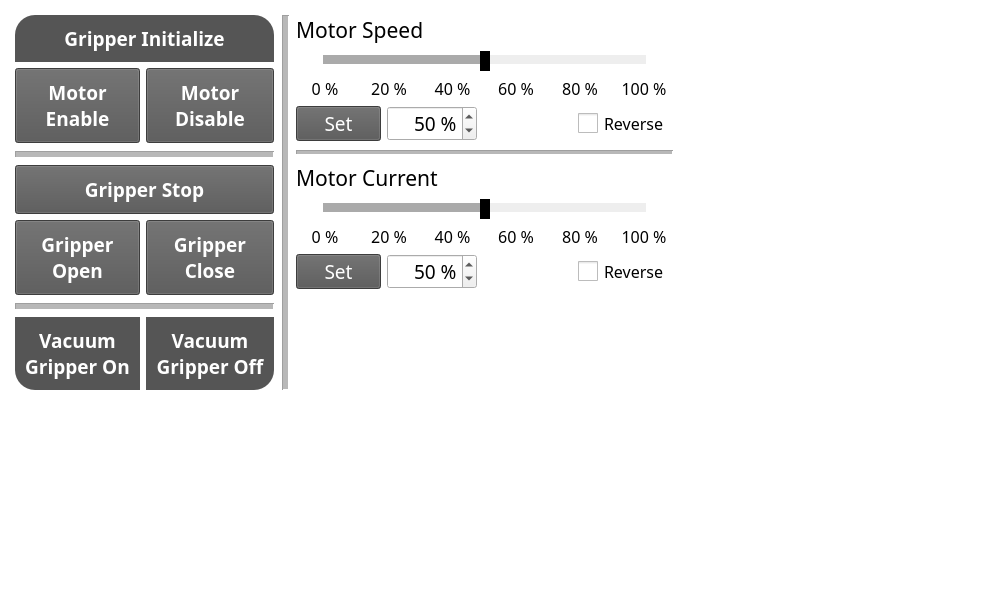
Qt form datc_control/ui/advanced_control.ui (KorasRobotics/KR_GCS_user_interface_ROS2) before a commit.
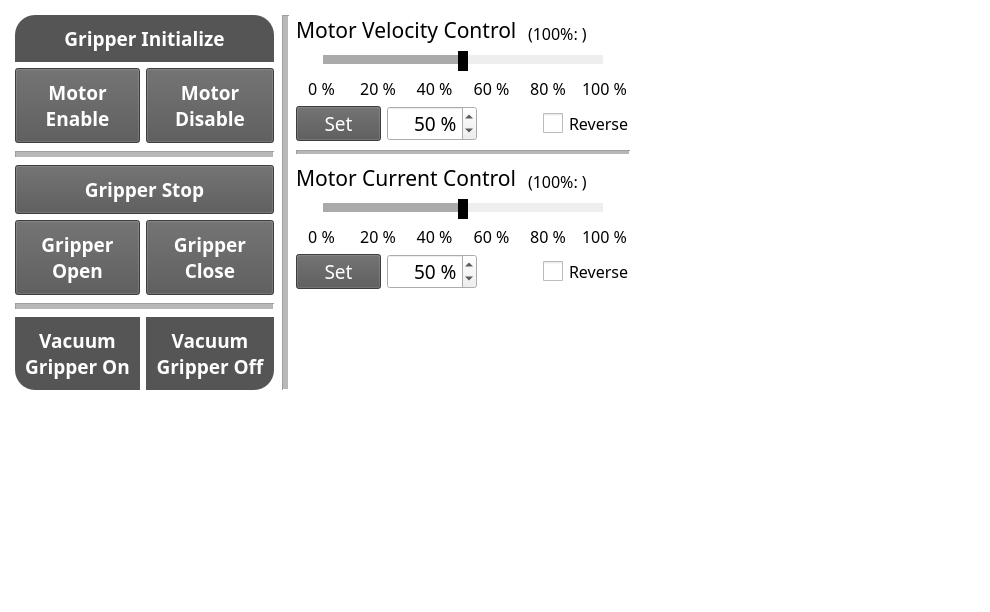
The same form after that commit.

Diff of the .ui file:
```diff
--- a/datc_control/ui/advanced_control.ui
+++ b/datc_control/ui/advanced_control.ui
@@ -126,7 +126,7 @@
 	background: #AAAAAA;
 }</string>
   </property>
-  <layout class="QGridLayout" name="gridLayout">
+  <layout class="QFormLayout" name="formLayout">
    <property name="leftMargin">
     <number>15</number>
    </property>
@@ -2196,7 +2196,15 @@
        <item>
         <layout class="QVBoxLayout" name="verticalLayout_6">
          <item>
-          <widget class="QLabel" name="label_50">
+          <layout class="QHBoxLayout" name="horizontalLayout">
+           <item>
+            <widget class="QLabel" name="label_1">
+             <property name="sizePolicy">
+              <sizepolicy hsizetype="Minimum" vsizetype="Preferred">
+               <horstretch>0</horstretch>
+               <verstretch>0</verstretch>
+              </sizepolicy>
+             </property>
            <property name="font">
             <font>
              <family>Noto Sans KR</family>
@@ -2205,12 +2213,37 @@
             </font>
            </property>
            <property name="text">
-            <string>Motor Speed</string>
+              <string>Motor Velocity Control </string>
            </property>
            <property name="alignment">
             <set>Qt::AlignLeading|Qt::AlignLeft|Qt::AlignVCenter</set>
            </property>
           </widget>
+           </item>
+           <item>
+            <widget class="QLabel" name="label_motor_speed">
+             <property name="sizePolicy">
+              <sizepolicy hsizetype="Expanding" vsizetype="Preferred">
+               <horstretch>0</horstretch>
+               <verstretch>0</verstretch>
+              </sizepolicy>
+             </property>
+             <property name="font">
+              <font>
+               <family>Noto Sans KR</family>
+               <pointsize>12</pointsize>
+               <bold>false</bold>
+              </font>
+             </property>
+             <property name="text">
+              <string>(100%: )</string>
+             </property>
+             <property name="alignment">
+              <set>Qt::AlignBottom|Qt::AlignLeading|Qt::AlignLeft</set>
+             </property>
+            </widget>
+           </item>
+          </layout>
          </item>
          <item>
           <layout class="QVBoxLayout" name="verticalLayout_5">
@@ -2743,7 +2776,15 @@
        <item>
         <layout class="QVBoxLayout" name="verticalLayout_8">
          <item>
-          <widget class="QLabel" name="label_51">
+          <layout class="QHBoxLayout" name="horizontalLayout_2">
+           <item>
+            <widget class="QLabel" name="label_2">
+             <property name="sizePolicy">
+              <sizepolicy hsizetype="Minimum" vsizetype="Preferred">
+               <horstretch>0</horstretch>
+               <verstretch>0</verstretch>
+              </sizepolicy>
+             </property>
            <property name="font">
             <font>
              <family>Noto Sans KR</family>
@@ -2752,12 +2793,37 @@
             </font>
            </property>
            <property name="text">
-            <string>Motor Current</string>
+              <string>Motor Current Control </string>
            </property>
            <property name="alignment">
             <set>Qt::AlignLeading|Qt::AlignLeft|Qt::AlignVCenter</set>
            </property>
           </widget>
+           </item>
+           <item>
+            <widget class="QLabel" name="label_motor_current">
+             <property name="sizePolicy">
+              <sizepolicy hsizetype="Expanding" vsizetype="Preferred">
+               <horstretch>0</horstretch>
+               <verstretch>0</verstretch>
+              </sizepolicy>
+             </property>
+             <property name="font">
+              <font>
+               <family>Noto Sans KR</family>
+               <pointsize>12</pointsize>
+               <bold>false</bold>
+              </font>
+             </property>
+             <property name="text">
+              <string>(100%: )</string>
+             </property>
+             <property name="alignment">
+              <set>Qt::AlignBottom|Qt::AlignLeading|Qt::AlignLeft</set>
+             </property>
+            </widget>
+           </item>
+          </layout>
          </item>
          <item>
           <layout class="QVBoxLayout" name="verticalLayout_9">
```
Lines whose indentation alone changed are shown as unchanged.
